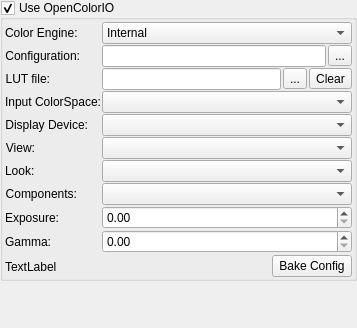
Before: the Qt Designer form plugins/dockers/lut/wdglut.ui in KDE/krita, drawn with Qt 5.
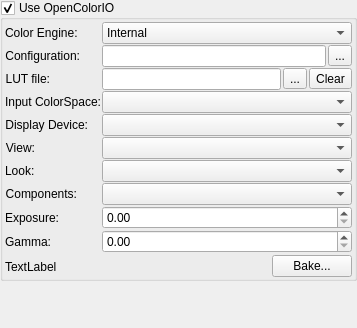
After: the same form once the commit is applied. Custom widgets are drawn as their Qt base class.

Commit message:
Make the bake button shorter and improve the tooltip.
This removes "config" as that shortening may not exist in all languages.

Patch:
```diff
--- a/plugins/dockers/lut/wdglut.ui
+++ b/plugins/dockers/lut/wdglut.ui
@@ -409,7 +409,7 @@
         <item>
          <widget class="QPushButton" name="m_bakeConfigBtn">
           <property name="text">
-           <string>Bake Config</string>
+           <string>Bake...</string>
           </property>
          </widget>
         </item>
```
The commit also changes 1 other file.
